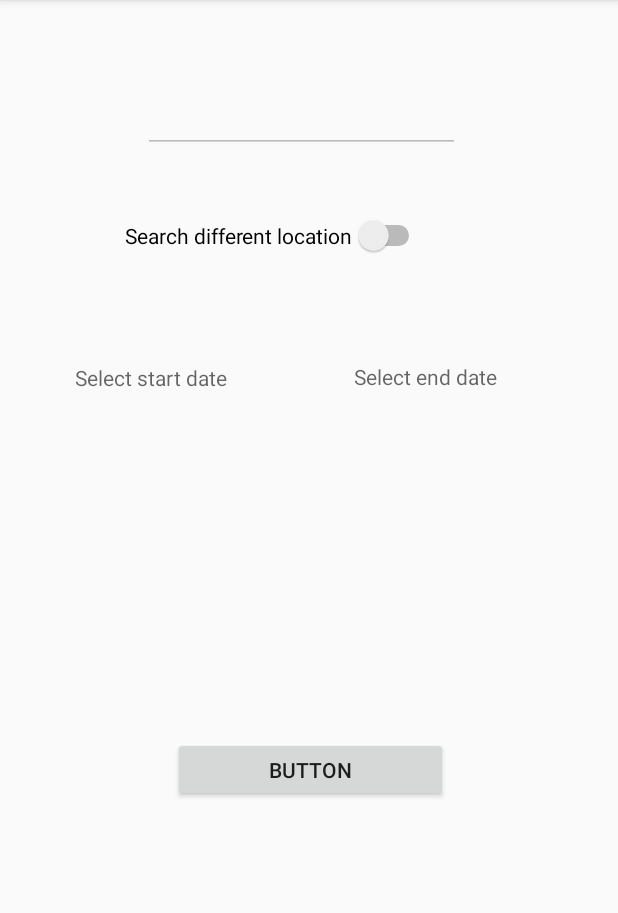
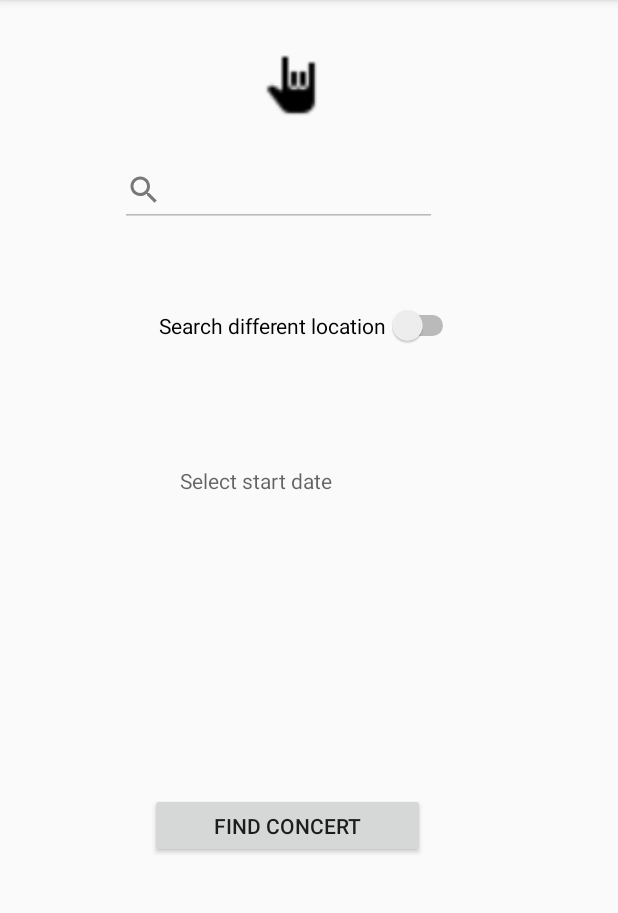
Before and after one commit to nilssonfilip1996/Where_is_the_concert_app, an Android app: the screen it shows after launch (MainActivity), on a phone screen of 412 x 824 dp, the part 84-997 px from its top. Run offline under Robolectric (Android 15) with nearby library versions, the phone set to English and light mode, and no system bars.

```diff
--- a/app/src/main/java/com/example/nilss/whenistheconcert/MainActivityClasses/MainActivity.java
+++ b/app/src/main/java/com/example/nilss/whenistheconcert/MainActivityClasses/MainActivity.java
@@ -47,12 +47,10 @@ public class MainActivity extends AppCompatActivity {
     private static final int ERROR_DIALOG_REQUEST = 9001;
     private Controller controller = new Controller(this);
     private DatePickerDialog.OnDateSetListener startDateListener;
-    private DatePickerDialog.OnDateSetListener endDateListener;
-    //tester
 
     private CityNameRetriever cityNameRetriever;
     private EditText tvLocation, tvCity;
-    private TextView tvStartDate, tvEndDate;
+    private TextView tvSelectDate, tvEndDate;
     private Switch switchCity;
     LocationManager locationManager;
     LocationListener locationListener;
@@ -62,9 +60,8 @@ public class MainActivity extends AppCompatActivity {
     private boolean check = true;
     private LatLng userCoordinates = null;
     private String cityName = "";
-    private String countryCode= "";
-
-    //Button button;
+    private String countryCode = "";
+    private String currentDate = "";
 
     @Override
     protected void onCreate(Bundle savedInstanceState) {
@@ -78,7 +75,7 @@ public class MainActivity extends AppCompatActivity {
         }*/
         initComp();
         initStartDateClickListener();
-        initEndDateClickListener();
+        initTodaysDate();
 
 
         locationManager = (LocationManager) this.getSystemService(LOCATION_SERVICE);
@@ -91,13 +88,14 @@ public class MainActivity extends AppCompatActivity {
             public void onClick(View v) {
                 check = switchCity.isChecked();
                 Log.d(TAG, "CHECKED " + check);
+                tvCity.setText("");
 
                 if (check) {
                     Toast.makeText(MainActivity.this, "Set new location", Toast.LENGTH_SHORT).show();
                     check = false;
                     Log.d(TAG, "SWICH ON!!");
                     tvCity.setText("");
-                    countryCode="";
+                    countryCode = "";
                     tvCity.setEnabled(true);
                     tvCity.setClickable(true);
                     locationManager.removeUpdates(locationListener);
@@ -138,10 +136,6 @@ public class MainActivity extends AppCompatActivity {
         }
     }
 
-
-
-
-
     /*
         OnCreate ENDS here!
         ------------------
@@ -180,10 +174,8 @@ public class MainActivity extends AppCompatActivity {
 
     private void initComp() {
         btn = findViewById(R.id.findButton);
-        //  tvLocation = findViewById(R.id.tvLocation);
         tvCity = findViewById(R.id.tvCurrentCity);
-        tvStartDate = findViewById(R.id.startDate);
-        tvEndDate = findViewById(R.id.endDate);
+        tvSelectDate = findViewById(R.id.startDate);
         switchCity = findViewById(R.id.switchCity);
 
 
@@ -192,7 +184,7 @@ public class MainActivity extends AppCompatActivity {
 
     private void initStartDateClickListener() {
 
-        this.tvStartDate.setOnClickListener(new View.OnClickListener() {
+        this.tvSelectDate.setOnClickListener(new View.OnClickListener() {
             @Override
             public void onClick(View v) {
                 Calendar cal = Calendar.getInstance();
@@ -217,13 +209,13 @@ public class MainActivity extends AppCompatActivity {
                     intMonth = Integer.parseInt(fmonth) + 1;
                     String paddedMonth = String.format("%02d", intMonth);
                     String date = year + "-" + paddedMonth + "-" + fday;
-                    tvStartDate.setText(date);
+                    tvSelectDate.setText(date);
                 } else if (day < 10) {
 
                     fday = "0" + day;
                     month = month + 1;
                     String date = year + "-" + month + "-" + fday;
-                    tvStartDate.setText(date);
+                    tvSelectDate.setText(date);
 
                 } else if (month < 10) {
 
@@ -231,12 +223,12 @@ public class MainActivity extends AppCompatActivity {
                     intMonth = Integer.parseInt(fmonth) + 1;
                     String paddedMonth = String.format("%02d", intMonth);
                     String date = year + "-" + paddedMonth + "-" + day;
-                    tvStartDate.setText(date);
+                    tvSelectDate.setText(date);
                 } else {
 
                     month = month + 1;
                     String date = year + "-" + month + "-" + day;
-                    tvStartDate.setText(date);
+                    tvSelectDate.setText(date);
 
 
                 }
@@ -244,25 +236,15 @@ public class MainActivity extends AppCompatActivity {
         };
     }
 
-    private void initEndDateClickListener() {
-
-        this.tvEndDate.setOnClickListener(new View.OnClickListener() {
-            @Override
-            public void onClick(View v) {
+    private void initTodaysDate() {
         Calendar cal = Calendar.getInstance();
         int year = cal.get(Calendar.YEAR);
         int month = cal.get(Calendar.MONTH);
         int day = cal.get(Calendar.DAY_OF_MONTH);
 
-                DatePickerDialog dialog = new DatePickerDialog(MainActivity.this, android.R.style.Theme_DeviceDefault_Dialog_MinWidth, endDateListener, year, month, day);
-                dialog.getWindow().setBackgroundDrawable(new ColorDrawable((Color.TRANSPARENT)));
-                dialog.show();
-            }
-        });
+        currentDate = year + "-" + month + "" + day;
 
-        endDateListener = new DatePickerDialog.OnDateSetListener() {
-            @Override
-            public void onDateSet(DatePicker view, int year, int month, int day) {
+
         String fmonth, fday;
         int intMonth;
         if (month < 10 && day < 10) {
@@ -270,32 +252,37 @@ public class MainActivity extends AppCompatActivity {
             fday = "0" + day;
             intMonth = Integer.parseInt(fmonth) + 1;
             String paddedMonth = String.format("%02d", intMonth);
-                    String date = year + "-" + paddedMonth + "-" + fday;
-                    tvEndDate.setText(date);
+            currentDate = year + "-" + paddedMonth + "-" + fday;
+
         } else if (day < 10) {
 
             fday = "0" + day;
             month = month + 1;
-                    String date = year + "-" + month + "-" + fday;
-                    tvEndDate.setText(date);
+            currentDate = year + "-" + month + "-" + fday;
+
 
         } else if (month < 10) {
 
             fmonth = "0" + month;
             intMonth = Integer.parseInt(fmonth) + 1;
             String paddedMonth = String.format("%02d", intMonth);
-                    String date = year + "-" + paddedMonth + "-" + day;
-                    tvEndDate.setText(date);
+            currentDate = year + "-" + paddedMonth + "-" + day;
+
         } else {
 
             month = month + 1;
-                    String date = year + "-" + month + "-" + day;
-                    tvEndDate.setText(date);
+            currentDate = year + "-" + month + "-" + day;
 
 
         }
+
+
     }
-        };
+
+
+    private void initEndDateClickListener() {
+
+
     }
 
     private void initBtn() {
@@ -310,59 +297,55 @@ public class MainActivity extends AppCompatActivity {
                         e.printStackTrace();
                     }
                 }
-                if(cityName==null){
+                if (cityName == null) {
                     Toast.makeText(getApplicationContext(), "No city found with that name!", Toast.LENGTH_SHORT).show();
                     return;
                 }
-                String startDate = tvStartDate.getText().toString();
-                String endDate = tvEndDate.getText().toString();
+                String selectDate = tvSelectDate.getText().toString();
+                String endDate = tvSelectDate.getText().toString();
                 String city = cityName;
 
-                if(cityName.isEmpty()){
+                if (cityName.isEmpty()) {
                     Toast.makeText(getApplicationContext(), "You must enter a city", Toast.LENGTH_SHORT).show();
                     return;
                 }
-                if((startDate.isEmpty()) || (endDate.isEmpty())){
-                    Toast.makeText(getApplicationContext(), "You must enter start and end date", Toast.LENGTH_SHORT).show();
+                if ((selectDate.isEmpty())) {
+                    Toast.makeText(getApplicationContext(), "You must select a date", Toast.LENGTH_SHORT).show();
                     return;
                 }
-                SimpleDateFormat df  = new SimpleDateFormat("yyyy-MM-dd");
-                Boolean dateChecker=false;
+                SimpleDateFormat df = new SimpleDateFormat("yyyy-MM-dd");
+                Boolean dateChecker = false;
                 try {
-                    Date sdate = df.parse(startDate);
-                    Date edate = df.parse(endDate);
+                    Date sdate = df.parse(selectDate);
+                    Date currentDay = df.parse(currentDate);
 
-                    Log.d(TAG, "DATE: " + sdate +"------" + edate);
+                    Log.d(TAG, "DATE: " + sdate + "------" + currentDay);
 
-                    if(sdate.before(edate)){
-                        dateChecker=true;
+                    if (sdate.before(currentDay)) {
+                        dateChecker = false;
+                        Toast.makeText(getApplicationContext(), "Selected day has expired. Choose a different day", Toast.LENGTH_SHORT).show();
+                        return;
 
+                    } else if (sdate.equals(currentDay)) {
+                        dateChecker = true;
+                    } else {
+                        dateChecker = true;
 
-                    }
-                    else if(sdate.equals(edate)){
-                        dateChecker=true;
-                    }
-                    else{
-                        dateChecker=false;
-                        Toast.makeText(getApplicationContext(), "Start date must come before end date", Toast.LENGTH_SHORT).show();
-                        return;
                     }
                 } catch (ParseException e) {
                     e.printStackTrace();
                 }
 
-                if(dateChecker==true){
+                if (dateChecker == true) {
                     Log.d(TAG, "onClick: blabla: " + userCoordinates);
-                   controller.searchForEventsPressed(userCoordinates, city, countryCode, startDate, endDate);
+                    controller.searchForEventsPressed(userCoordinates, city, countryCode, selectDate, endDate);
                 }
-
 
 
             }
         });
 
     }
-
 
     /**
      * Not sure what the deal with google play services is.
@@ -454,8 +437,8 @@ public class MainActivity extends AppCompatActivity {
         String location = tvCity.getText().toString();
         Geocoder geo = new Geocoder(this);
         List<Address> list = geo.getFromLocationName(location, 1);
-        if(list.size()==0){
-            cityName=null;
+        if (list.size() == 0) {
+            cityName = null;
             return;
         }
         Address add = list.get(0);
@@ -475,7 +458,7 @@ public class MainActivity extends AppCompatActivity {
         Log.d(TAG, "CITY RETRIEVED BY TEXTVIEW : " + locality);
         cityName = location;
         //userCoordinates = latLog;
-        userCoordinates=null;
+        userCoordinates = null;
     }
 
 
--- a/app/src/main/java/com/example/nilss/whenistheconcert/MapActivityClasses/MapActivity.java
+++ b/app/src/main/java/com/example/nilss/whenistheconcert/MapActivityClasses/MapActivity.java
@@ -110,7 +110,7 @@ public class MapActivity extends AppCompatActivity implements GoogleMap.OnInfoWi
     }
     public void addMarker(LatLng latLng, String pinDesc){
         if(pinDesc==null){
-          //  mMap.addMarker(new MarkerOptions().position(latLng).icon(BitmapDescriptorFactory.fromResource(R.drawable.rockstarhand)));
+            mMap.addMarker(new MarkerOptions().position(latLng).icon(BitmapDescriptorFactory.fromResource(R.drawable.icons8_metal_music_24)));
         }
         else {
             mMap.addMarker(new MarkerOptions().position(latLng).title(pinDesc));
--- /dev/null
+++ b/app/src/main/res/drawable/ic_search_black_24dp.xml
@@ -0,0 +1,5 @@
+<vector android:alpha="0.52" android:height="24dp"
+    android:viewportHeight="24.0" android:viewportWidth="24.0"
+    android:width="24dp" xmlns:android="http://schemas.android.com/apk/res/android">
+    <path android:fillColor="#FF000000" android:pathData="M15.5,14h-0.79l-0.28,-0.27C15.41,12.59 16,11.11 16,9.5 16,5.91 13.09,3 9.5,3S3,5.91 3,9.5 5.91,16 9.5,16c1.61,0 3.09,-0.59 4.23,-1.57l0.27,0.28v0.79l5,4.99L20.49,19l-4.99,-5zM9.5,14C7.01,14 5,11.99 5,9.5S7.01,5 9.5,5 14,7.01 14,9.5 11.99,14 9.5,14z"/>
+</vector>
--- a/app/src/main/res/layout/activity_main.xml
+++ b/app/src/main/res/layout/activity_main.xml
@@ -10,25 +10,28 @@
         android:id="@+id/tvCurrentCity"
         android:layout_width="211dp"
         android:layout_height="48dp"
-        android:layout_marginStart="81dp"
-        android:layout_marginTop="54dp"
-        android:layout_marginEnd="92dp"
-        android:layout_marginBottom="41dp"
-        app:layout_constraintBottom_toTopOf="@+id/switchCity"
+        android:layout_marginStart="80dp"
+        android:layout_marginTop="24dp"
+        android:layout_marginEnd="93dp"
+        android:drawableLeft="@drawable/ic_search_black_24dp"
         app:layout_constraintEnd_toEndOf="parent"
+        app:layout_constraintHorizontal_bias="0.0"
         app:layout_constraintStart_toStartOf="parent"
-        app:layout_constraintTop_toTopOf="parent" />
+        app:layout_constraintTop_toBottomOf="@+id/imageView" />
+         />
+
     <Button
         android:id="@+id/findButton"
         android:layout_width="183dp"
         android:layout_height="43dp"
-        android:layout_marginStart="101dp"
+        android:layout_marginStart="100dp"
         android:layout_marginTop="110dp"
         android:layout_marginEnd="100dp"
-        android:layout_marginBottom="134dp"
-        android:text="Button"
+        android:layout_marginBottom="128dp"
+        android:text="Find concert"
         app:layout_constraintBottom_toBottomOf="parent"
         app:layout_constraintEnd_toEndOf="parent"
+        app:layout_constraintHorizontal_bias="0.0"
         app:layout_constraintStart_toStartOf="parent"
         app:layout_constraintTop_toBottomOf="@+id/startDate" />
 
@@ -36,27 +39,15 @@
         android:id="@+id/startDate"
         android:layout_width="122dp"
         android:layout_height="39dp"
-        android:layout_marginStart="52dp"
-        android:layout_marginTop="71dp"
-        android:layout_marginEnd="32dp"
+        android:layout_marginStart="120dp"
+        android:layout_marginTop="80dp"
+        android:layout_marginEnd="120dp"
         android:hint="Select start date"
-        app:layout_constraintEnd_toStartOf="@+id/endDate"
+        app:layout_constraintEnd_toEndOf="parent"
+        app:layout_constraintHorizontal_bias="0.0"
         app:layout_constraintHorizontal_chainStyle="packed"
         app:layout_constraintStart_toStartOf="parent"
         app:layout_constraintTop_toBottomOf="@+id/switchCity" />
-
-    <TextView
-
-        android:id="@+id/endDate"
-        android:layout_width="122dp"
-        android:layout_height="39dp"
-        android:layout_marginStart="32dp"
-        android:layout_marginTop="139dp"
-        android:layout_marginEnd="56dp"
-        android:hint="Select end date"
-        app:layout_constraintEnd_toEndOf="parent"
-        app:layout_constraintStart_toEndOf="@+id/startDate"
-        app:layout_constraintTop_toBottomOf="@+id/tvCurrentCity" />
 
     <Switch
         android:id="@+id/switchCity"
@@ -64,11 +55,27 @@
         android:layout_width="wrap_content"
         android:layout_height="wrap_content"
         android:layout_marginStart="83dp"
-        android:layout_marginTop="41dp"
+        android:layout_marginTop="52dp"
+        android:layout_marginEnd="106dp"
         android:text="Search different location"
+        app:layout_constraintEnd_toEndOf="parent"
+        app:layout_constraintHorizontal_bias="1.0"
         app:layout_constraintStart_toStartOf="parent"
         app:layout_constraintTop_toBottomOf="@+id/tvCurrentCity" />
 
+    <ImageView
+        android:id="@+id/imageView"
+        android:layout_width="117dp"
+        android:layout_height="47dp"
+        android:layout_marginStart="167dp"
+        android:layout_marginTop="32dp"
+        android:layout_marginEnd="217dp"
+        android:src="@drawable/icons8_metal_music_24"
+        app:layout_constraintEnd_toEndOf="parent"
+        app:layout_constraintHorizontal_bias="0.358"
+        app:layout_constraintStart_toStartOf="parent"
+        app:layout_constraintTop_toTopOf="parent"
+        app:srcCompat="@drawable/icons8_metal_music_24" />
 
 
 </android.support.constraint.ConstraintLayout>
```
Also changed, not shown: app/src/main/res/drawable/icons8_metal_music_24.png (added). Lines whose indentation alone changed are shown as unchanged.
